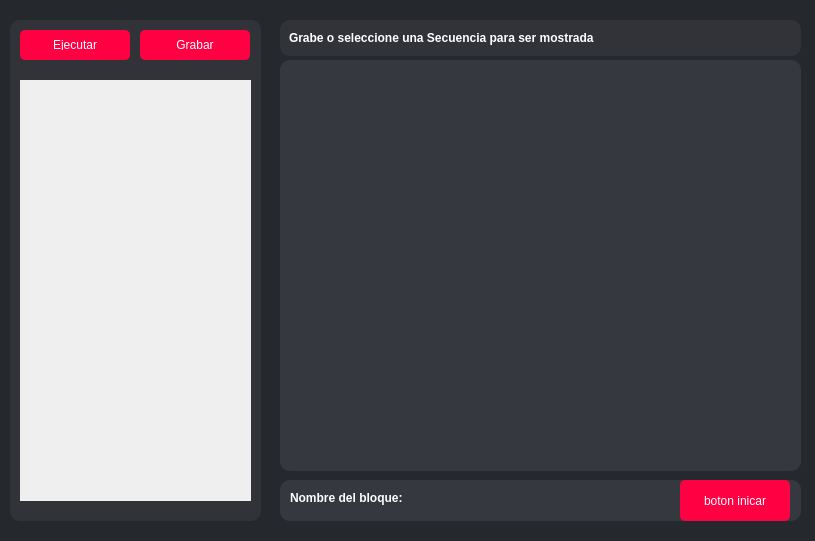
Qt form interfaz.ui (Pobduard/proyectoProgra2Python) before a commit.
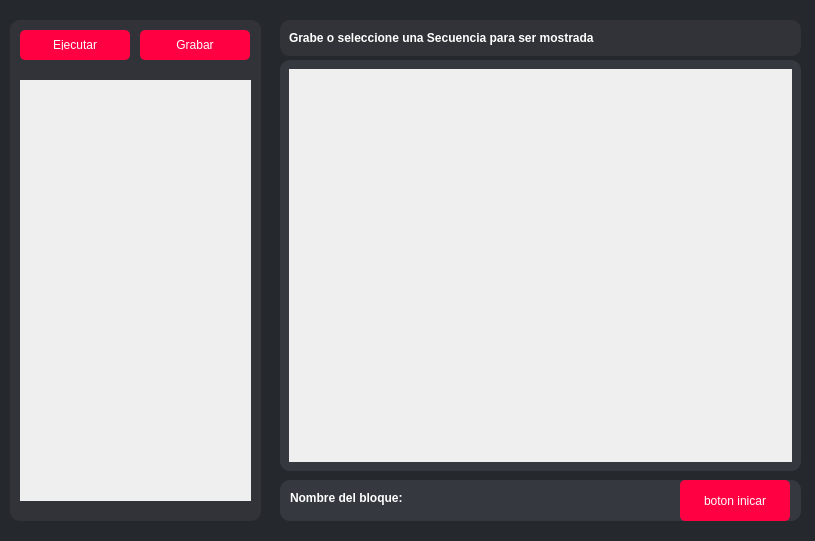
The same form after that commit.

Commit message: AGREGAR BLOQUES A LA  DERECHA

```diff
--- a/interfaz.ui
+++ b/interfaz.ui
@@ -273,7 +273,46 @@
     <property name="frameShadow">
      <enum>QFrame::Shadow::Raised</enum>
     </property>
-    <layout class="QGridLayout" name="gridLayout"/>
+    <layout class="QGridLayout" name="gridLayout">
+     <item row="0" column="0">
+      <widget class="QScrollArea" name="scrollArea2">
+       <property name="widgetResizable">
+        <bool>true</bool>
+       </property>
+       <widget class="QWidget" name="scrollAreaWidgetContents_2">
+        <property name="geometry">
+         <rect>
+          <x>0</x>
+          <y>0</y>
+          <width>503</width>
+          <height>393</height>
+         </rect>
+        </property>
+        <widget class="QWidget" name="widgetDelScrollArea" native="true">
+         <property name="geometry">
+          <rect>
+           <x>20</x>
+           <y>10</y>
+           <width>471</width>
+           <height>371</height>
+          </rect>
+         </property>
+         <widget class="QWidget" name="verticalLayoutWidget">
+          <property name="geometry">
+           <rect>
+            <x>10</x>
+            <y>20</y>
+            <width>451</width>
+            <height>331</height>
+           </rect>
+          </property>
+          <layout class="QVBoxLayout" name="layoutDelScrollArea"/>
+         </widget>
+        </widget>
+       </widget>
+      </widget>
+     </item>
+    </layout>
    </widget>
   </widget>
  </widget>
```
The commit also changes 1 other file.
